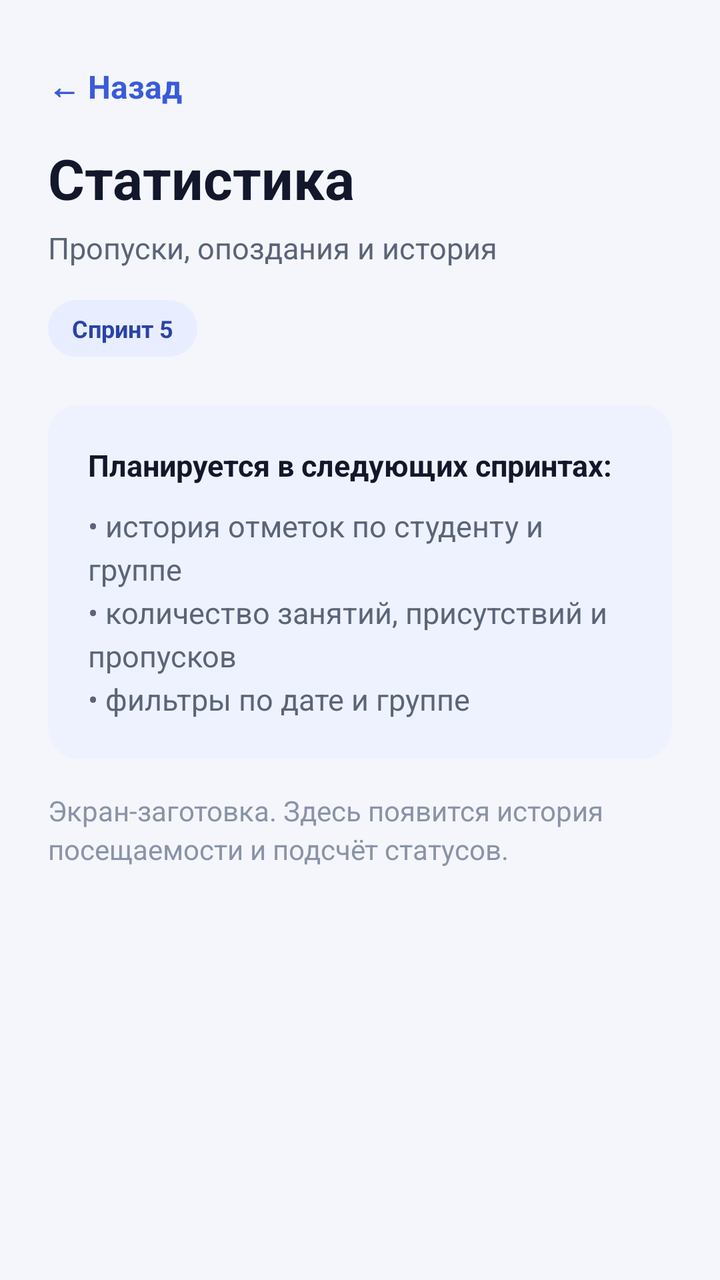
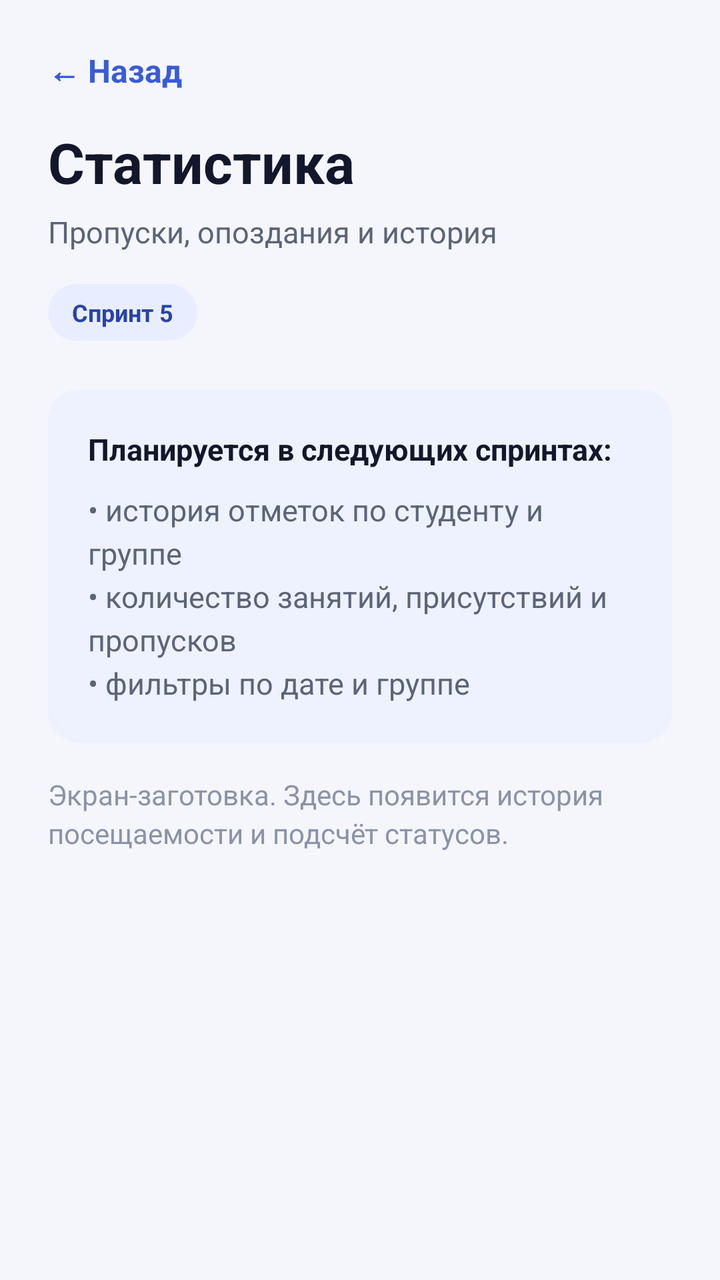

Before-and-after screenshots of an Android layout around one commit, followed by the original layout XML and the change that was made.
<!-- AndroidManifest.xml: application theme Theme.AttendanceControl -->
<!-- res/layout/activity_statistics.xml -->
﻿<?xml version="1.0" encoding="utf-8"?>
<ScrollView xmlns:android="http://schemas.android.com/apk/res/android"
    android:layout_width="match_parent"
    android:layout_height="match_parent"
    android:background="@color/surface"
    android:fillViewport="true">

    <LinearLayout
        android:layout_width="match_parent"
        android:layout_height="wrap_content"
        android:orientation="vertical"
        android:paddingStart="24dp"
        android:paddingTop="24dp"
        android:paddingEnd="24dp"
        android:paddingBottom="32dp">

        <TextView
            android:id="@+id/btnBack"
            style="@style/BackButton"
            android:text="@string/back" />

        <TextView
            android:id="@+id/tvScreenTitle"
            style="@style/ScreenTitle"
            android:text="@string/statistics_title" />

        <TextView
            android:id="@+id/tvScreenSubtitle"
            style="@style/ScreenSubtitle"
            android:text="@string/statistics_subtitle" />

        <TextView
            android:id="@+id/tvSprintBadge"
            style="@style/SprintBadge"
            android:text="@string/statistics_sprint" />

        <LinearLayout
            style="@style/PlanBox">

            <TextView
                style="@style/PlanTitle"
                android:text="@string/statistics_plan_title" />

            <TextView
                style="@style/BodyText"
                android:text="@string/statistics_plan" />
        </LinearLayout>

        <TextView
            android:id="@+id/tvPlaceholder"
            style="@style/PlaceholderText"
            android:text="@string/statistics_placeholder" />

    </LinearLayout>
</ScrollView>
<!-- resources referenced by this layout -->
<resources>
  <color name="surface">#F4F6FB</color>
  <string name="back">← Назад</string>
  <string name="statistics_placeholder">Экран-заготовка. Здесь появится история посещаемости и подсчёт статусов.</string>
  <string name="statistics_plan">• история отметок по студенту и группе\n• количество занятий, присутствий и пропусков\n• фильтры по дате и группе</string>
  <string name="statistics_plan_title">Планируется в следующих спринтах:</string>
  <string name="statistics_sprint">Спринт 5</string>
  <string name="statistics_subtitle">Пропуски, опоздания и история</string>
  <string name="statistics_title">Статистика</string>
  <style name="BodyText">
          <item name="android:layout_width">match_parent</item>
          <item name="android:layout_height">wrap_content</item>
          <item name="android:layout_marginTop">10dp</item>
          <item name="android:textColor">@color/ink_secondary</item>
          <item name="android:textSize">15sp</item>
          <item name="android:lineSpacingExtra">4dp</item>
      </style>
  <style name="PlaceholderText">
          <item name="android:layout_width">match_parent</item>
          <item name="android:layout_height">wrap_content</item>
          <item name="android:layout_marginTop">16dp</item>
          <item name="android:textColor">@color/ink_muted</item>
          <item name="android:textSize">14sp</item>
          <item name="android:lineSpacingExtra">3dp</item>
      </style>
  <style name="PlanBox">
          <item name="android:layout_width">match_parent</item>
          <item name="android:layout_height">wrap_content</item>
          <item name="android:layout_marginTop">24dp</item>
          <item name="android:orientation">vertical</item>
          <item name="android:padding">20dp</item>
          <item name="android:background">@drawable/bg_plan</item>
      </style>
  <style name="PlanTitle">
          <item name="android:layout_width">match_parent</item>
          <item name="android:layout_height">wrap_content</item>
          <item name="android:textColor">@color/ink</item>
          <item name="android:textSize">15sp</item>
          <item name="android:textStyle">bold</item>
      </style>
  <style name="ScreenSubtitle">
          <item name="android:layout_width">match_parent</item>
          <item name="android:layout_height">wrap_content</item>
          <item name="android:layout_marginTop">6dp</item>
          <item name="android:textColor">@color/ink_secondary</item>
          <item name="android:textSize">15sp</item>
      </style>
  <style name="ScreenTitle">
          <item name="android:layout_width">match_parent</item>
          <item name="android:layout_height">wrap_content</item>
          <item name="android:textColor">@color/ink</item>
          <item name="android:textSize">28sp</item>
          <item name="android:textStyle">bold</item>
      </style>
  <color name="brand_primary">#3A5BD9</color>
  <color name="ink_secondary">#5B6478</color>
  <color name="ink_muted">#8A93A8</color>
  <!-- drawable bg_plan (drawable) -->
  <?xml version="1.0" encoding="utf-8"?>
  <shape xmlns:android="http://schemas.android.com/apk/res/android"
      android:shape="rectangle">
      <solid android:color="@color/plan_background" />
      <corners android:radius="16dp" />
  </shape>
  <color name="ink">#12172B</color>
  <!-- drawable bg_badge (drawable) -->
  <?xml version="1.0" encoding="utf-8"?>
  <shape xmlns:android="http://schemas.android.com/apk/res/android"
      android:shape="rectangle">
      <solid android:color="@color/badge_background" />
      <corners android:radius="100dp" />
  </shape>
  <color name="badge_text">#2A43A8</color>
  <color name="white">#FFFFFF</color>
  <color name="badge_background">#E8EEFF</color>
  <color name="surface_card">#FFFFFF</color>
  <color name="plan_background">#EEF2FF</color>
  <!-- unchanged entries left out for length: 3 -->
</resources>

<!-- the commit's change to res/layout/activity_statistics.xml (unified diff, before → after) -->
@@ -3,14 +3,15 @@
     android:layout_width="match_parent"
     android:layout_height="match_parent"
     android:background="@color/surface"
-    android:fillViewport="true">
+    android:fillViewport="true"
+    android:fitsSystemWindows="true">
 
     <LinearLayout
         android:layout_width="match_parent"
         android:layout_height="wrap_content"
         android:orientation="vertical"
         android:paddingStart="24dp"
-        android:paddingTop="24dp"
+        android:paddingTop="16dp"
         android:paddingEnd="24dp"
         android:paddingBottom="32dp">
 
